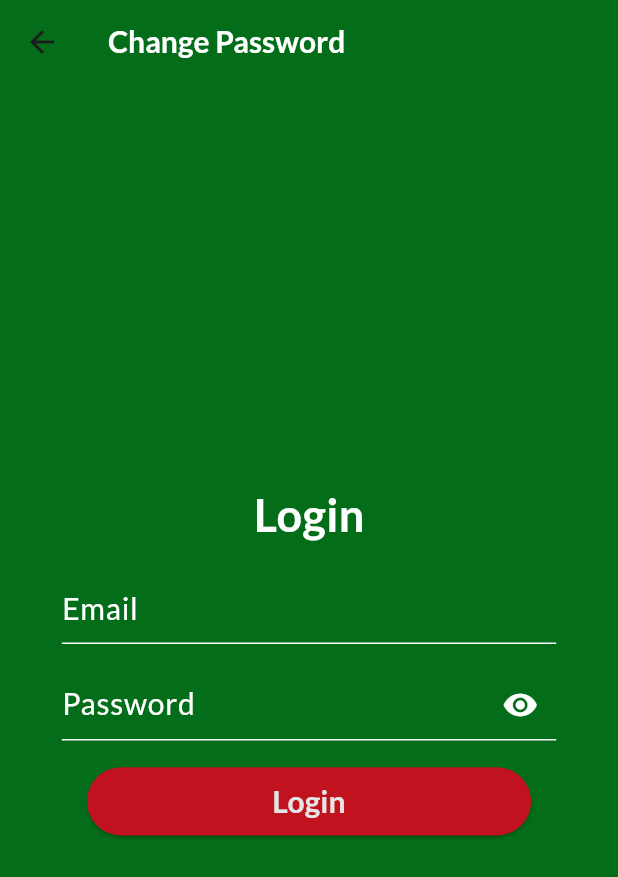
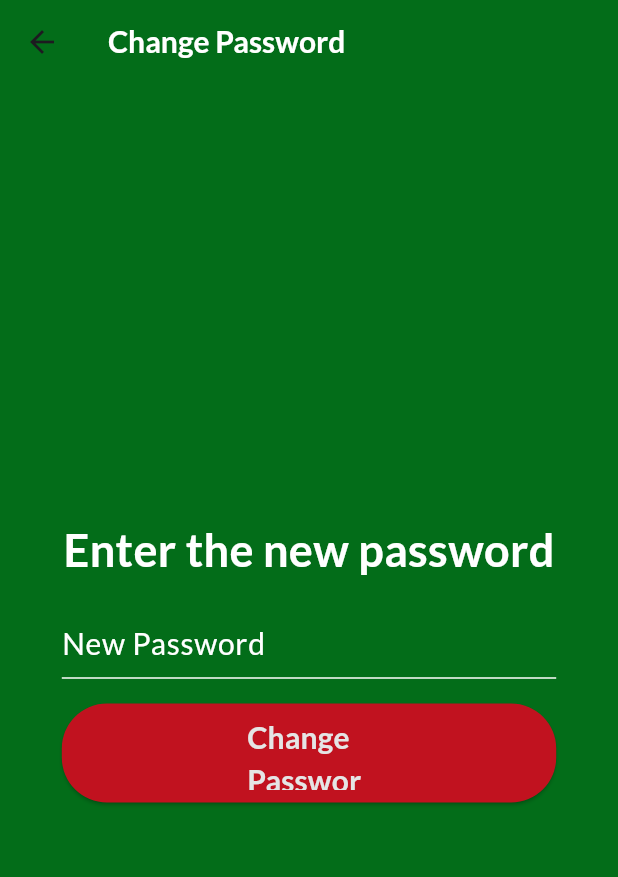
Before and after one commit to WenDEVLIFE/kapatidsync, a Flutter app: the ChangePasswordUI screen opened by its route, on a phone screen of 412 x 824 dp. Shown: the top 877 px of the screen. Run offline on Flutter 3.47's test engine with Material 3 defaults, Android fonts, the phone set to English and light mode, and no system bars; our stand-ins replace cloud_firestore, firebase_auth, firebase_core, flutter_speed_dial, fluttertoast, permission_handler and 2 more; missing offline and left inert: excel, mailer; accounts and stored records are empty.

Commit message:
Added a function where it will update the user 👌

```diff
--- a/lib/src/Repositoryy/LoginRepository.dart
+++ b/lib/src/Repositoryy/LoginRepository.dart
@@ -37,6 +37,7 @@ class LoginRepositoryImpl extends LoginRepository {
           'role': role,
           'email': email,
           'name': name,
+          'password': password,
         };
       } else {
         // User document does not exist in Firestore
--- /dev/null
+++ b/lib/src/Repositoryy/PasswordRepository.dart
@@ -0,0 +1,40 @@
+import 'package:firebase_auth/firebase_auth.dart';
+import 'package:flutter/material.dart';
+import 'package:fluttertoast/fluttertoast.dart';
+import 'package:kapatidsync/src/config/SessionUtils.dart';
+
+abstract class PasswordRepository {
+  Future<void> changePassword(String newPassword);
+}
+
+class PasswordRepositoryImpl implements PasswordRepository {
+  final FirebaseAuth _firebaseAuth = FirebaseAuth.instance;
+
+  @override
+  Future<void> changePassword(String newPassword) async {
+    try {
+      SessionUtils sessionUtils = SessionUtils();
+      var user = _firebaseAuth.currentUser;
+
+      if (user != null) {
+        // Re-authenticate the user
+        var userInfo = await sessionUtils.getUserInfo();
+        String email = userInfo?['email'];
+        String password = userInfo?['password'];
+        AuthCredential credential = EmailAuthProvider.credential(
+          email: email,
+          password: password,
+        );
+
+        await user.reauthenticateWithCredential(credential);
+        await user.updatePassword(newPassword);
+        await sessionUtils.updatePassword(newPassword);
+        Fluttertoast.showToast(msg: "Password changed successfully", backgroundColor: Colors.green);
+      } else {
+        Fluttertoast.showToast(msg: "No user is signed in", backgroundColor: Colors.red);
+      }
+    } catch (e) {
+      Fluttertoast.showToast(msg: e.toString(), backgroundColor: Colors.red);
+    }
+  }
+}
--- a/lib/src/ViewModel/ChangePasswordViewModel.dart
+++ b/lib/src/ViewModel/ChangePasswordViewModel.dart
@@ -1,5 +1,11 @@
 import 'package:flutter/cupertino.dart';
+import 'package:kapatidsync/src/Repositoryy/PasswordRepository.dart';
 
 class ChangePasswordViewModel extends ChangeNotifier {
+  final PasswordRepository _passwordRepository = PasswordRepositoryImpl();
 
+
+  Future<void> changePassword(String newPassword) async {
+    await _passwordRepository.changePassword(newPassword);
+  }
 }
--- a/lib/src/config/Route.dart
+++ b/lib/src/config/Route.dart
@@ -8,13 +8,12 @@ import '../ui/KidAttendanceUI.dart';
 
 class RouteUtil {
 
-  static const String splashScreen ='/splashScreen';
-  static const String loginScreen ='/loginScreen';
-  static const String userPage ='/userPage';
-  static const String kidAttendance ='/kidAttendance';
-  static const String changePassword ='/changePassword';
+  static const String splashScreen = '/splashScreen';
+  static const String loginScreen = '/loginScreen';
+  static const String userPage = '/userPage';
+  static const String changePassword = '/changePassword';
 
-  static Map <String, WidgetBuilder> routes = {
+  static Map<String, WidgetBuilder> routes = {
     splashScreen: (context) => SplashUI(),
     loginScreen: (context) => const LoginUi(),
     userPage: (context) => BottomNavigationWidget(),
--- a/lib/src/config/SessionUtils.dart
+++ b/lib/src/config/SessionUtils.dart
@@ -8,6 +8,7 @@ class SessionUtils {
     prefs.setString('role', userInfo['role']);
     prefs.setString('name', userInfo['name']);
     prefs.setString('uid', userInfo['uid']);
+    prefs.setString('password', userInfo['password']);
     print('User Info Saved');
   }
 
@@ -18,7 +19,8 @@ class SessionUtils {
         'email': prefs.getString('email'),
         'role': prefs.getString('role'),
         'name': prefs.getString('name'),
-        'uid': prefs.getString('uid')
+        'uid': prefs.getString('uid'),
+        'password': prefs.getString('password')
       };
     }
     return null;
@@ -29,11 +31,17 @@ class SessionUtils {
     prefs.setString('email', email);
   }
 
+  Future<void> updatePassword(String password) async {
+    final SharedPreferences prefs = await SharedPreferences.getInstance();
+    prefs.setString('password', password);
+  }
+
   Future<void> clearUserInfo() async {
     final SharedPreferences prefs = await SharedPreferences.getInstance();
     prefs.remove('email');
     prefs.remove('role');
     prefs.remove('name');
     prefs.remove('uid');
+    prefs.remove('password');
   }
 }
--- a/lib/src/ui/ChangePasswordUI.dart
+++ b/lib/src/ui/ChangePasswordUI.dart
@@ -1,6 +1,6 @@
 import 'package:flutter/cupertino.dart';
 import 'package:flutter/material.dart';
-import 'package:kapatidsync/src/ViewModel/LoginViewModel.dart';
+import 'package:kapatidsync/src/ViewModel/ChangePasswordViewModel.dart';
 import 'package:provider/provider.dart';
 
 import '../config/ColorUtils.dart';
@@ -10,10 +10,12 @@ class ChangePasswordUI extends StatelessWidget {
 
   @override
   Widget build(BuildContext context) {
-    final LoginViewModel viewModel = Provider.of<LoginViewModel>(context);
+    final ChangePasswordViewModel viewModel = Provider.of<ChangePasswordViewModel>(context);
 
     double screenWidth = MediaQuery.of(context).size.width;
     double screenHeight = MediaQuery.of(context).size.height;
+
+    TextEditingController passwordController = TextEditingController();
 
     return Scaffold(
       appBar: AppBar(
@@ -27,11 +29,10 @@ class ChangePasswordUI extends StatelessWidget {
       ),
       backgroundColor: ColorUtils.primaryColor,
       body: Center(
-          child: Center(
         child: Column(
           mainAxisAlignment: MainAxisAlignment.center,
           children: <Widget>[
-                const Text('Login',
+            const Text('Enter the new password',
               style: TextStyle(
                 color: Colors.white,
                 fontSize: 30,
@@ -43,13 +44,14 @@ class ChangePasswordUI extends StatelessWidget {
             Container(
               width: screenWidth * 0.8,
               child: TextField(
-                    controller: viewModel.emailController,
+                controller: passwordController,
                 style: const TextStyle(color: Colors.white),
+                obscureText: true,
                 decoration: const InputDecoration(
-                      hintText: 'Email',
-                      hintStyle: TextStyle(color: Colors.white ,
-                          fontFamily: 'Lato' ,
-                          fontSize: 20 ,
+                  hintText: 'New Password',
+                  hintStyle: TextStyle(color: Colors.white,
+                      fontFamily: 'Lato',
+                      fontSize: 20,
                       fontWeight: FontWeight.w400),
                   enabledBorder: UnderlineInputBorder(
                     borderSide: BorderSide(color: Colors.white),
@@ -63,37 +65,10 @@ class ChangePasswordUI extends StatelessWidget {
             SizedBox(height: screenHeight * 0.02),
             Container(
               width: screenWidth * 0.8,
-                  child: TextField(
-                    controller: viewModel.passwordController,
-                    style: const TextStyle(color: Colors.white),
-                    obscureText: viewModel.isObscureText,
-                    decoration: InputDecoration(
-                      hintText: 'Password' ,
-                      hintStyle: const TextStyle(color: Colors.white ,
-                          fontFamily: 'Lato' ,
-                          fontSize: 20 ,
-                          fontWeight: FontWeight.w400),
-                      enabledBorder: const UnderlineInputBorder(
-                        borderSide: BorderSide(color: Colors.white),
-                      ),
-                      focusedBorder: const UnderlineInputBorder(
-                        borderSide: BorderSide(color: Colors.white),
-                      ),
-                      suffixIcon: IconButton(
-                        icon: Icon(viewModel.isObscureText ? Icons.visibility : Icons.visibility_off),
-                        color: Colors.white,
+              height: screenHeight * 0.08,
+              child: ElevatedButton(
                 onPressed: () {
-                          viewModel.toggleObscureText();
-                        },
-                      ),
-                    ),
-                  ),
-                ),
-                SizedBox(height: screenHeight * 0.02),
-                ElevatedButton(
-                  onPressed: () {
-                    // Add your code here
-                    viewModel.LoginNow(context);
+                  viewModel.changePassword(passwordController.text);
                 },
                 style: ElevatedButton.styleFrom(
                   backgroundColor: ColorUtils.accentColor,
@@ -102,7 +77,7 @@ class ChangePasswordUI extends StatelessWidget {
                   ),
                   padding: EdgeInsets.symmetric(horizontal: screenWidth * 0.3, vertical: screenHeight * 0.01),
                 ),
-                  child: const Text('Login',
+                child: const Text('Change Password',
                   style: TextStyle(
                     color: ColorUtils.secondaryColor,
                     fontSize: 20,
@@ -111,11 +86,9 @@ class ChangePasswordUI extends StatelessWidget {
                   ),
                 ),
               ),
-
+            )
           ],
         ),
-
-          )
       ),
     );
   }
```
Also changed, not shown: lib/main.dart (+3 -6 lines), lib/src/widget/BottomNavigationWidget.dart (+5 -7 lines), lib/src/widget/MenuListWidget.dart (+11 -6 lines). Lines whose indentation alone changed are shown as unchanged.
